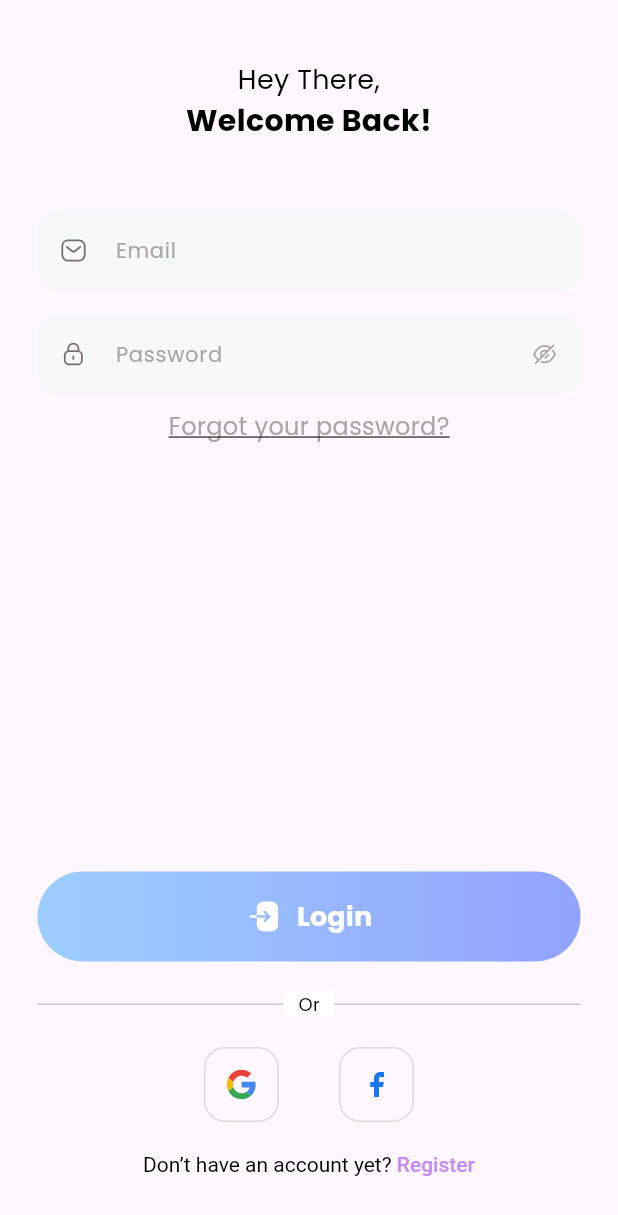
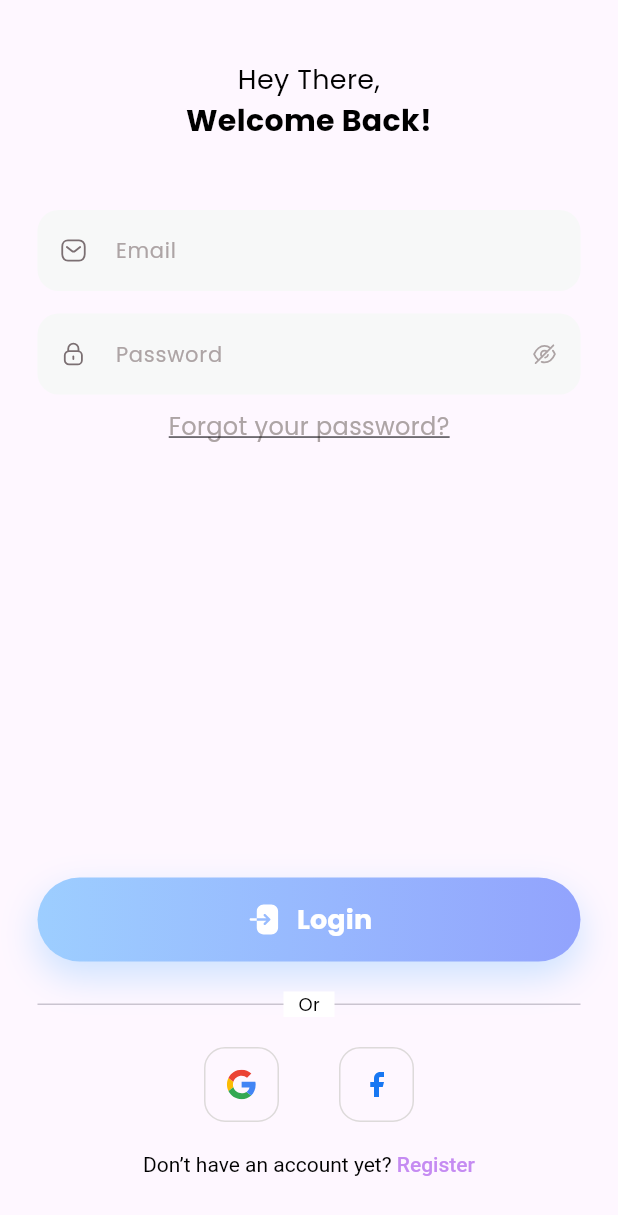
Before and after one commit to AbdelrahmanTelabrak/Flutter-FitnestX, a Flutter app: the LoginPage screen opened directly, on a phone screen of 412 x 824 dp. Shown: the top 1215 px of the screen. Run offline on Flutter 3.47's test engine with Material 3 defaults, Android fonts, the phone set to English and light mode, and no system bars; our stand-ins replace device_preview, flutter_svg; accounts and stored records are empty.

Commit message:
Extra Styling

```diff
--- a/fitnestx/lib/widgets/buttons.dart
+++ b/fitnestx/lib/widgets/buttons.dart
@@ -1,10 +1,30 @@
+import 'dart:ui';
+
 import 'package:flutter/material.dart';
 import 'package:flutter_svg/svg.dart';
 
-Container fullWidthButton({required Widget child, Function()? onPressed}){
-  return Container(
-    height: 60,
-    width: double.infinity,
+// Container fullWidthButton({required Widget child, Function()? onPressed}){
+//   return Container(
+//     height: 60,
+//     width: double.infinity,
+//     decoration: BoxDecoration(
+//       border: Border.all(color: Colors.transparent),
+//       gradient: const LinearGradient(
+//         colors: [
+//           Color(0xff9DCEFF),
+//           Color(0xff92A3FD),
+//         ],
+//       ),
+//       borderRadius: BorderRadius.circular(100),
+//     ),
+//     child: TextButton(
+//       onPressed: onPressed,
+//       child: child,
+//     ),
+//   );
+// }
+Widget fullWidthButton({required Widget child, Function()? onPressed}) {
+  return DecoratedBox(
     decoration: BoxDecoration(
       border: Border.all(color: Colors.transparent),
       gradient: const LinearGradient(
@@ -13,16 +33,27 @@ Container fullWidthButton({required Widget child, Function()? onPressed}){
           Color(0xff92A3FD),
         ],
       ),
+      boxShadow: const [
+        BoxShadow(
+          color: Color(0x809DCEFF),
+          blurRadius: 20,
+          spreadRadius: 0.5,
+          offset: Offset(0, 10)
+        ),
+      ],
       borderRadius: BorderRadius.circular(100),
     ),
-    child: TextButton(
+    child: MaterialButton(
+      minWidth: double.infinity,
       onPressed: onPressed,
+      padding: const EdgeInsets.symmetric(vertical: 15),
+      shape: RoundedRectangleBorder(borderRadius: BorderRadius.circular(100)),
       child: child,
     ),
   );
 }
 
-Widget googleIconButton({required String iconPath, required Function() onTap}){
+Widget googleIconButton({required String iconPath, required Function() onTap}) {
   return Container(
     width: 50,
     height: 50,
--- a/fitnestx/lib/widgets/textfields.dart
+++ b/fitnestx/lib/widgets/textfields.dart
@@ -2,11 +2,19 @@ import 'package:fitnestx/widgets/texts.dart';
 import 'package:flutter/material.dart';
 import 'package:flutter_svg/svg.dart';
 
-Widget basicFormField({required String hint, TextEditingController? controller, required String iconPath,
-  required FormFieldValidator validator}){
+Widget basicFormField(
+    {required String hint,
+    TextEditingController? controller,
+    required String iconPath,
+    required FormFieldValidator validator,
+    bool enabled = true,
+      TextInputType keyboardType = TextInputType.text}) {
   return TextFormField(
     maxLines: 1,
     validator: validator,
+    controller: controller,
+    enabled: enabled,
+    keyboardType: keyboardType,
     decoration: InputDecoration(
       contentPadding: const EdgeInsets.symmetric(vertical: 15),
       hintText: hint,
@@ -17,8 +25,7 @@ Widget basicFormField({required String hint, TextEditingController? controller,
       filled: true,
       fillColor: const Color(0xffF7F8F8),
       border: OutlineInputBorder(
-          borderRadius: BorderRadius.circular(14),
-          borderSide: BorderSide.none),
+          borderRadius: BorderRadius.circular(14), borderSide: BorderSide.none),
       prefixIcon: Padding(
         padding: const EdgeInsets.all(15.0),
         child: SvgPicture.asset(
@@ -31,6 +38,39 @@ Widget basicFormField({required String hint, TextEditingController? controller,
     ),
   );
 }
+//
+// Widget dropDownFormField({required List<DropdownMenuItem> items, required dynamic value, }){
+//   return DropdownButtonFormField(
+//     items: items,
+//     value: value,
+//     onChanged: (value) {
+//       setState(() {
+//         _genderValue = value;
+//       });
+//     } ,
+//     decoration: InputDecoration(
+//       contentPadding: const EdgeInsets.only(top: 15, bottom: 15, right: 10),
+//       hintText: 'Choose Gender',
+//       hintStyle: TextStyle(
+//         fontSize: TextSize.smallText.value,
+//         color: const Color(0xffADA4A5),
+//       ),
+//       filled: true,
+//       fillColor: const Color(0xffF7F8F8),
+//       border: OutlineInputBorder(
+//           borderRadius: BorderRadius.circular(14), borderSide: BorderSide.none),
+//       prefixIcon: Padding(
+//         padding: const EdgeInsets.all(15.0),
+//         child: SvgPicture.asset(
+//           'assets/icons/profile2.svg',
+//           width: 18,
+//           height: 18,
+//         ),
+//       ),
+//     ),
+//   );
+// }
+
 
 class PasswordFormField extends StatefulWidget {
   final String hint;
@@ -51,7 +91,6 @@ class PasswordFormField extends StatefulWidget {
 }
 
 class _PasswordFormFieldState extends State<PasswordFormField> {
-
   bool _obscureText = true;
 
   @override
@@ -60,6 +99,7 @@ class _PasswordFormFieldState extends State<PasswordFormField> {
       obscureText: _obscureText,
       maxLines: 1,
       validator: widget.validator,
+      controller: widget.controller,
       decoration: InputDecoration(
         contentPadding: const EdgeInsets.symmetric(vertical: 15),
         hintText: widget.hint,
--- a/fitnestx/lib/widgets/texts.dart
+++ b/fitnestx/lib/widgets/texts.dart
@@ -60,13 +60,14 @@ Widget semiBoldText(String txt, { double size = 12, TextAlign align  = TextAlign
   );
 }
 
-Widget mediumText(String txt, { double size = 12, TextAlign align  = TextAlign.justify}){
+Widget mediumText(String txt, { double size = 12, TextAlign align  = TextAlign.justify, Color color = Colors.black}){
   return Text(
     txt,
     textAlign: align,
     style: TextStyle(
       fontSize: size,
       fontWeight: FontWeight.w500,
+      color: color,
     ),
   );
 }
```
